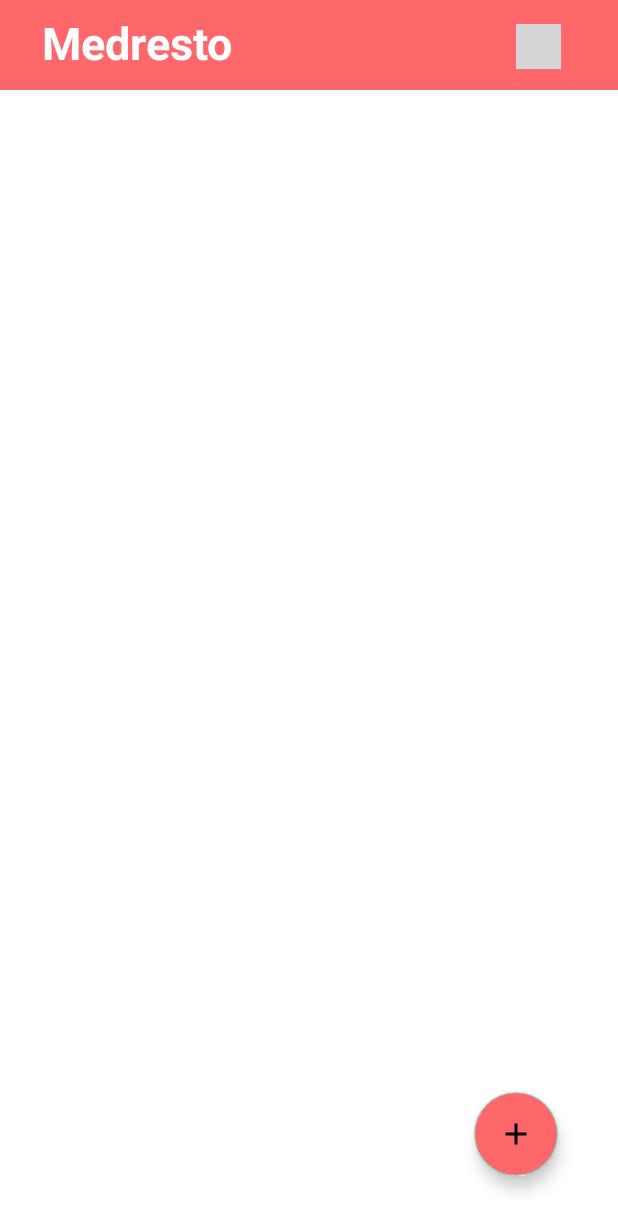
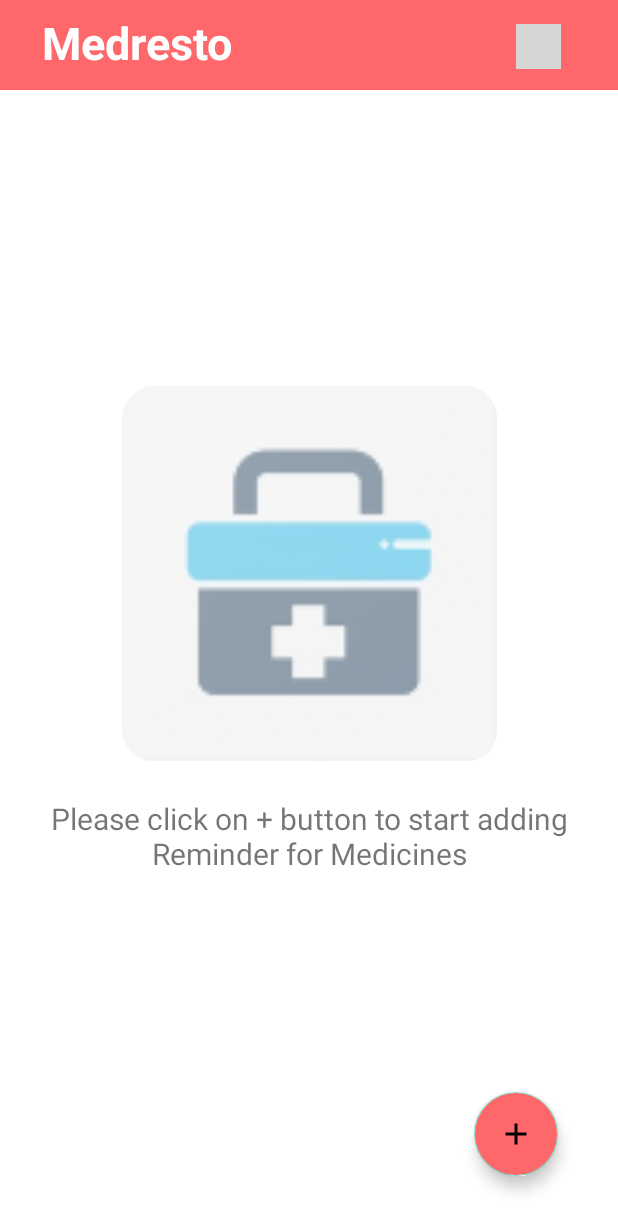
Before and after one commit to Amandsharma0002/Medresto, an Android app: the screen it shows after launch once a user with an empty profile is signed in (HomeActivity), on a phone screen of 412 x 824 dp. Shown: the top 1231 px of the screen. Run offline under Robolectric (Android 15) with nearby library versions, the light colour scheme and no system bars; our stand-ins replace Firebase (no records; nobody signed in at launch, a user with empty details on screens opened directly); libraries missing offline, so code that uses them is left out: com.karumi.dexter; 1 statement that could not run was skipped; grey boxes are pictures that could not be loaded.

Commit message:
Some UI fixed in HomeActivity

```diff
--- a/app/src/main/java/com/gla/medresto/HomeActivity.java
+++ b/app/src/main/java/com/gla/medresto/HomeActivity.java
@@ -11,6 +11,7 @@
 import android.os.Bundle;
 import android.view.View;
 import android.widget.ImageView;
+import android.widget.TextView;
 import android.widget.Toast;
 
 import com.google.android.gms.auth.api.signin.GoogleSignIn;
@@ -39,6 +40,9 @@
     ArrayList<Model> dataholder = new ArrayList<Model>();                                               //Array list to add reminders and display in recyclerview
     MyAdapter adapter;
 
+    static ImageView noImage;
+    static TextView noText;
+
     @Override
     protected void onCreate(Bundle savedInstanceState) {
         super.onCreate(savedInstanceState);
@@ -48,6 +52,9 @@
         firebaseAuth = FirebaseAuth.getInstance();
         FirebaseUser firebaseUser = firebaseAuth.getCurrentUser();
         googleSignInClient = GoogleSignIn.getClient(HomeActivity.this, GoogleSignInOptions.DEFAULT_SIGN_IN);
+
+        noImage = findViewById(R.id.noImage);
+        noText = findViewById(R.id.noText);
 
         signOutButton.setOnClickListener(new View.OnClickListener() {
             @Override
@@ -106,8 +113,19 @@
                 dataholder.add(model);
             }
         }
+        checkForData(dataholder);
         adapter = new MyAdapter(this, dataholder, mRecyclerview);
         mRecyclerview.setAdapter(adapter);
+    }
+
+    public static void checkForData(ArrayList<Model> data) {
+        if (data.size() != 0) {
+            noText.setVisibility(View.INVISIBLE);
+            noImage.setVisibility(View.INVISIBLE);
+        } else {
+            noText.setVisibility(View.VISIBLE);
+            noImage.setVisibility(View.VISIBLE);
+        }
     }
 
 
--- a/app/src/main/java/com/gla/medresto/MyAdapter.java
+++ b/app/src/main/java/com/gla/medresto/MyAdapter.java
@@ -101,6 +101,7 @@
                         }
                     }
                     updateModels(newModel);
+                    HomeActivity.checkForData(newModel);
                 }
             });
         }
--- a/app/src/main/res/layout/activity_home.xml
+++ b/app/src/main/res/layout/activity_home.xml
@@ -50,6 +50,34 @@
         android:paddingBottom="60dp"
         app:layout_constraintTop_toBottomOf="@id/topAppView" />
 
+    <ImageView
+        android:id="@+id/noImage"
+        android:layout_width="250dp"
+        android:layout_height="250dp"
+        android:src="@mipmap/ic_launcher"
+        app:layout_constraintTop_toBottomOf="@+id/topAppView"
+        app:layout_constraintLeft_toLeftOf="parent"
+        app:layout_constraintRight_toRightOf="parent"
+        app:layout_constraintBottom_toBottomOf="parent"
+        android:layout_marginTop="-120dp"
+        android:alpha="0.5"/>
+
+    <TextView
+        android:id="@+id/noText"
+        android:layout_width="0dp"
+        android:layout_height="wrap_content"
+        android:layout_marginLeft="32dp"
+        android:layout_marginRight="32dp"
+        android:gravity="center"
+        android:text="Please click on + button to start adding Reminder for Medicines"
+        android:textSize="20sp"
+        app:layout_constraintBottom_toBottomOf="parent"
+        app:layout_constraintHorizontal_bias="0.0"
+        app:layout_constraintLeft_toLeftOf="parent"
+        app:layout_constraintRight_toRightOf="parent"
+        app:layout_constraintTop_toBottomOf="@id/noImage"
+        app:layout_constraintVertical_bias="0.092" />
+
     <com.google.android.material.floatingactionbutton.FloatingActionButton
         android:id="@+id/create_reminder"
         android:layout_width="wrap_content"
```
